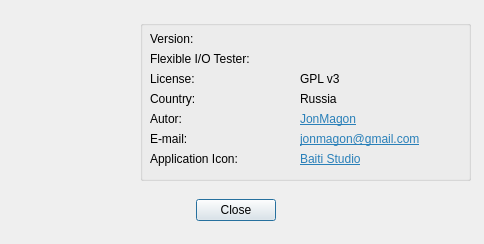
Qt form src/about.ui (JonMagon/KDiskMark) before a commit.
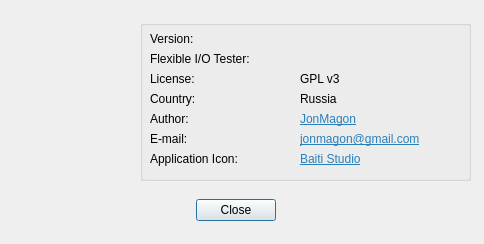
The same form after that commit. Icons and pictures are not drawn.

Diff of the .ui file:
```diff
--- a/src/about.ui
+++ b/src/about.ui
@@ -137,7 +137,7 @@
      </rect>
     </property>
     <property name="text">
-     <string>Autor:</string>
+     <string>Author:</string>
     </property>
    </widget>
    <widget class="QLabel" name="label_Autor">
```
